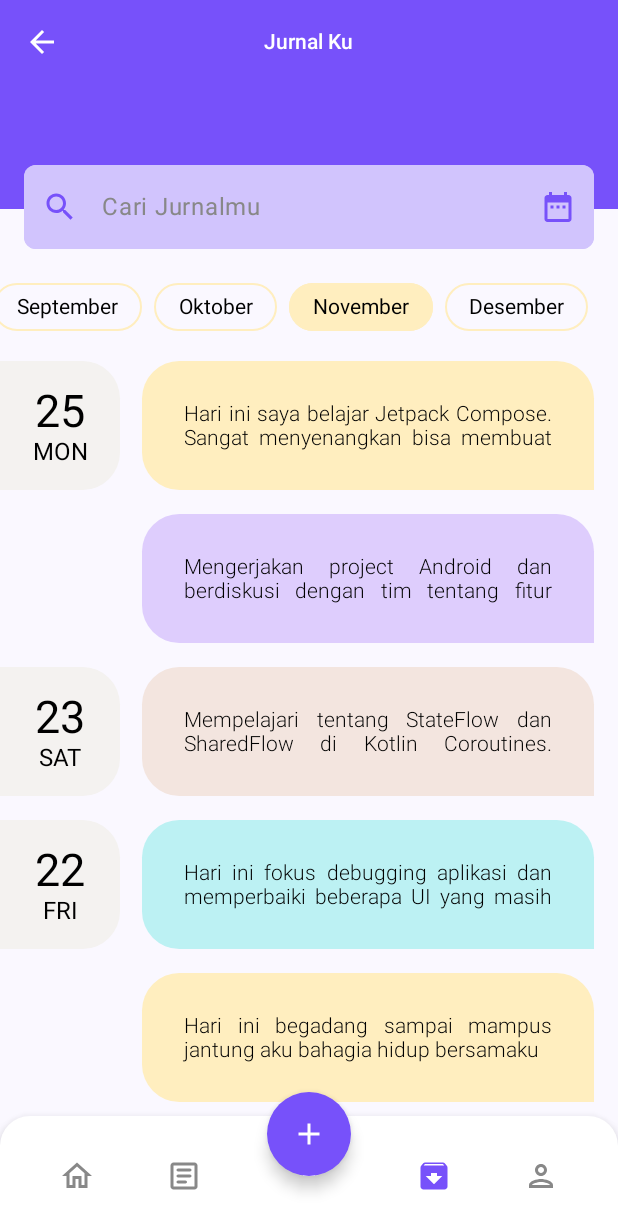
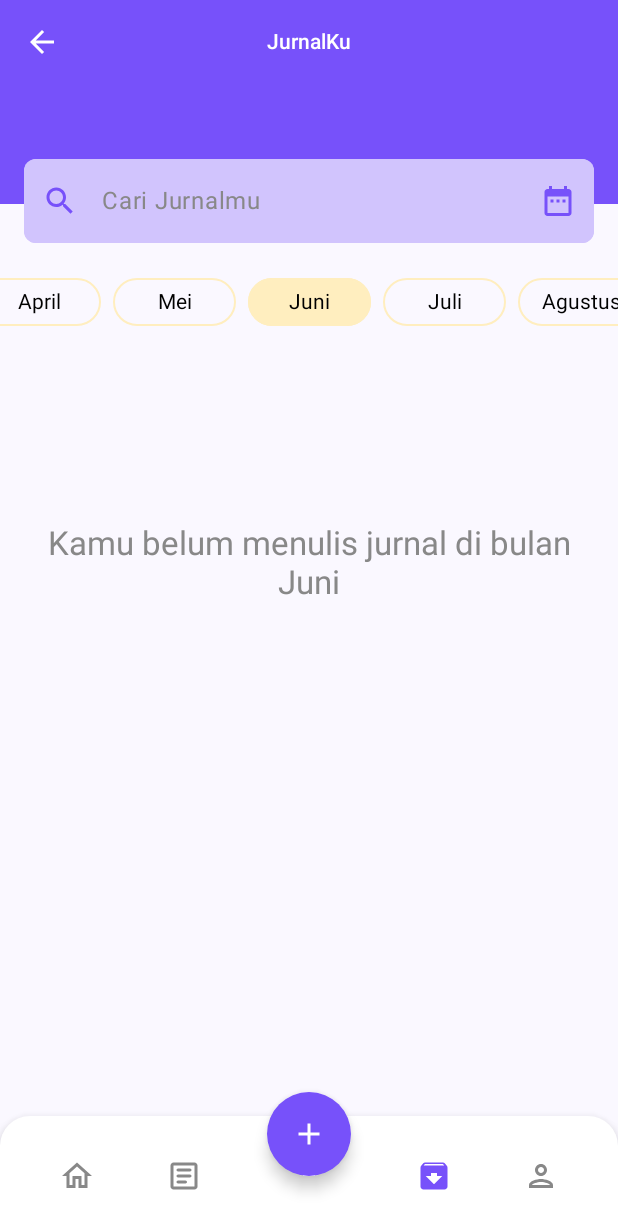
Before and after one commit to C242-PS169-Capstone/MD-Repository, an Android app built with Jetpack Compose: the ArchiveScreen screen opened through its navigation route, on a phone screen of 412 x 824 dp. Shown: the top 1231 px of the screen. Run offline under Robolectric (Android 15) with nearby library versions, the phone set to English and light mode, and no system bars; our stand-ins replace Firebase (no records; nobody signed in at launch, a user with empty details on screens opened directly); Roboto replaces fonts that are not available here.

Commit message:
adding adjustments and searchBar logic in page Archive

```diff
--- a/app/src/main/java/com/herehearteam/herehear/ui/screens/archive/ArchiveScreen.kt
+++ b/app/src/main/java/com/herehearteam/herehear/ui/screens/archive/ArchiveScreen.kt
@@ -5,7 +5,6 @@ import androidx.compose.foundation.background
 import androidx.compose.foundation.layout.Arrangement
 import androidx.compose.foundation.layout.Box
 import androidx.compose.foundation.layout.Column
-import androidx.compose.foundation.layout.PaddingValues
 import androidx.compose.foundation.layout.Row
 import androidx.compose.foundation.layout.Spacer
 import androidx.compose.foundation.layout.fillMaxHeight
@@ -34,7 +33,6 @@ import androidx.compose.ui.unit.sp
 import androidx.lifecycle.ViewModel
 import androidx.navigation.NavHostController
 import androidx.navigation.compose.rememberNavController
-import com.herehearteam.herehear.ui.components.BottomNavigationBar
 import com.herehearteam.herehear.ui.components.CustomSearchBar
 import com.herehearteam.herehear.ui.components.CustomTopAppBar
 import com.herehearteam.herehear.ui.components.DateBox
@@ -55,6 +53,19 @@ import kotlin.math.absoluteValue
 import androidx.compose.runtime.getValue
 import androidx.compose.runtime.setValue
 import androidx.compose.ui.text.style.TextAlign
+import androidx.compose.ui.viewinterop.AndroidView
+import androidx.compose.ui.window.Dialog
+import java.time.LocalDate
+import java.util.Calendar
+import android.widget.CalendarView
+import androidx.compose.foundation.clickable
+import androidx.compose.foundation.isSystemInDarkTheme
+import androidx.compose.foundation.layout.size
+import androidx.compose.foundation.layout.width
+import androidx.compose.foundation.layout.wrapContentSize
+import androidx.compose.material.icons.filled.Close
+import java.time.format.DateTimeFormatter
+import java.util.*
 
 @Composable
 fun MonthSelector(
@@ -95,8 +106,12 @@ fun MonthSelector(
                     Text(
                         text = month,
                         style = TextStyle(
-                            color = Color.Black,
-                            fontSize = 14.sp
+                            fontSize = 14.sp,
+                            color = if (isSystemInDarkTheme()) {
+                                Color.White // Warna putih untuk mode gelap
+                            } else {
+                                Color.Black // Warna hitam untuk mode terang
+                            }
                         )
                     )
                 }
@@ -112,32 +127,38 @@ object DummyJournals {
             id = "1",
             content = "Hari ini saya belajar Jetpack Compose. Sangat menyenangkan bisa membuat UI dengan mudah menggunakan Kotlin.",
             dateTime = LocalDateTime.now(),
+            question = "apa kegiatan yang paling kamu ingat di hari ini?"
         ),
         Journal(
             id = "2",
-            content = "Mengerjakan project Android dan berdiskusi dengan tim tentang fitur baru yang akan ditambahkan.",
+            content = "Menikmati Mie ayam sambil melihat pemandangan gunung ditemani gerimis yang membasahi wajah.",
             dateTime = LocalDateTime.now(),
+            question = "ingat-ingat kebelakang apa hal yang bisa kamu syukuri tapi terlewat oleh mu"
+
         ),
         Journal(
             id = "3",
             content = "Mempelajari tentang StateFlow dan SharedFlow di Kotlin Coroutines. Konsepnya cukup menarik!",
             dateTime = LocalDateTime.now().minusDays(2),
+            question = null
         ),
         Journal(
             id = "4",
             content = "Hari ini fokus debugging aplikasi dan memperbaiki beberapa UI yang masih belum sempurna.",
             dateTime = LocalDateTime.now().minusDays(3),
+            question = "Siapa yang paling memengaruhiku belakangan ini, dan bagaimana aku merasakannya?"
         ),
         Journal(
             id = "5",
             content = "Hari ini begadang sampai mampus jantung aku bahagia hidup bersamaku",
             dateTime = LocalDateTime.now().minusDays(3),
+            question = null
         )
     )
 }
 
 // JournalViewModel.kt
-class ArchiveViewModel : ViewModel() {
+class JournalViewModel : ViewModel() {
     private val _journals = MutableStateFlow<List<Journal>>(emptyList())
     val journals: StateFlow<List<Journal>> = _journals.asStateFlow()
 
@@ -152,28 +173,39 @@ class ArchiveViewModel : ViewModel() {
 }
 
 @Composable
-fun ListOfJournal(
+fun JournalArchiveContent(
     modifier: Modifier = Modifier,
     journals: List<Journal> = emptyList(),
-    selectedMonthIndex: Int
+    selectedMonth: Int,
+    onMonthSelected: (Int) -> Unit
 ) {
+    var showDatePicker by remember { mutableStateOf(false) }
+    var selectedDate by remember { mutableStateOf<LocalDate?>(null) }
+    var searchQuery by remember { mutableStateOf("") }
+
     val colors = listOf(Color(0xFFBCF1F3), Color(0xFFFFEEBF), Color(0xFFDECDFD), Color(0xFFF3E5DF))
     val months = listOf("Januari", "Februari", "Maret", "April", "Mei", "Juni",
         "Juli", "Agustus", "September", "Oktober", "November", "Desember")
 
-    val selectedMonth = months[selectedMonthIndex]
-
-    val filteredAndGroupedJournals = remember(journals, selectedMonthIndex) {
+    val filteredAndGroupedJournals = remember(journals, selectedMonth, selectedDate, searchQuery) {
         journals
             .filter { journal ->
                 val journalMonth = journal.dateTime.monthValue - 1
-                journalMonth == selectedMonthIndex
+                val journalDate = journal.dateTime.toLocalDate()
+                val matchesMonth = journalMonth == selectedMonth
+                val matchesDate = if (selectedDate != null) {
+                    journalDate == selectedDate
+                } else true
+                val matchesSearch = if (searchQuery.isNotBlank()) {
+                    journal.content.contains(searchQuery, ignoreCase = true)
+                } else true
+
+                matchesMonth && matchesDate && matchesSearch
             }
             .groupBy { journal ->
-                // Mengelompokkan berdasarkan tanggal (tanpa waktu)
                 journal.dateTime.toLocalDate()
             }
-            .toSortedMap(reverseOrder()) // Mengurutkan tanggal dari yang terbaru
+            .toSortedMap(reverseOrder())
     }
 
     val journalColors = remember(journals) {
@@ -182,28 +214,135 @@ fun ListOfJournal(
         }
     }
 
-    Box(modifier = modifier.fillMaxSize()){
-        if(filteredAndGroupedJournals.isEmpty()){
-            Column(
+    // Date Picker Dialog
+    if (showDatePicker) {
+        DatePickerDialog(
+            onDismissRequest = { showDatePicker = false },
+            onDateSelected = { date ->
+                selectedDate = date
+                // Update selected month to match selected date
+                onMonthSelected(date.monthValue - 1)
+                showDatePicker = false
+            }
+        )
+    }
+
+    LazyColumn(
+        modifier = modifier.fillMaxSize()
+    ) {
+        // Search Bar
+        item {
+            Box(
+                modifier = Modifier
+                    .fillMaxWidth()
+                    .background(ColorPrimary)
+                    .height(80.dp)
+            ) {
+                Column(modifier = Modifier
+                    .padding(horizontal = 16.dp)
+                    .offset(y = 50.dp)){
+                    CustomSearchBar(
+                        onValueChange = { newQuery ->
+                            searchQuery = newQuery
+                        },
+                        placeholder = "Cari Jurnalmu",
+                        iconColor = ColorPrimary,
+                        backgroundColor = Color(0xFFD1C4FD),
+                        trailingIcon = {
+                            Icon(
+                                imageVector = Icons.Default.DateRange,
+                                contentDescription = "Date Filter",
+                                modifier = Modifier.clickable {
+                                    showDatePicker = true
+                                }
+                            )
+                        }
+                    )
+                }
+            }
+        }
+
+        // Selected Date Chip (only shown when date is selected)
+        if (selectedDate != null) {
+            item {
+                Row(
+                    modifier = Modifier
+                        .fillMaxWidth()
+                        .padding(horizontal = 16.dp)
+                        .padding(top = 16.dp, bottom = 8.dp),
+                    horizontalArrangement = Arrangement.Center
+                ) {
+                    Surface(
+                        shape = RoundedCornerShape(30.dp),
+                        color = Color(0xFFBCF1F3),
+                        modifier = Modifier
+                            .padding(4.dp)
+                            .height(32.dp)
+                    ) {
+                        Row(
+                            verticalAlignment = Alignment.CenterVertically,
+                            modifier = Modifier.padding(horizontal = 12.dp, vertical = 6.dp)
+                        ) {
+                            Text(
+                                text = selectedDate?.format(
+                                    DateTimeFormatter.ofPattern("dd MMMM yyyy", Locale("id"))
+                                ) ?: "",
+                                color = ColorPrimary
+                            )
+                            Spacer(modifier = Modifier.width(4.dp))
+                            Icon(
+                                imageVector = Icons.Default.Close,
+                                contentDescription = "Clear date",
+                                tint = ColorPrimary,
+                                modifier = Modifier
+                                    .size(16.dp)
+                                    .clickable {
+                                        selectedDate = null
+                                    }
+                            )
+                        }
+                    }
+                }
+            }
+        }
+
+        if (selectedDate == null) {
+            // Month Selector
+            item {
+                MonthSelector(
+                    selectedMonth = selectedMonth,
+                    onMonthSelected = onMonthSelected
+                )
+            }
+        }
+
+        // Empty State
+        if (filteredAndGroupedJournals.isEmpty()) {
+            item {
+                Box(
                     modifier = Modifier
                         .fillMaxSize()
                         .padding(horizontal = 18.dp),
-                verticalArrangement = Arrangement.Center
-            ){
+                    contentAlignment = Alignment.Center
+
+                ) {
                     Text(
-                    text = "Kamu belum menulis jurnal di bulan $selectedMonth",
+                        modifier = Modifier.offset(y = 128.dp),
+                        text = when {
+                            searchQuery.isNotBlank() -> "Tidak ada jurnal yang cocok dengan pencarian"
+                            selectedDate != null -> "Tidak ada jurnal pada tanggal ini"
+                            else -> "Kamu belum menulis jurnal di bulan ${months[selectedMonth]}"
+                        },
                         style = TextStyle(
                             color = Color.Gray,
-                        fontSize = 20.sp
+                            fontSize = 22.sp
                         ),
                         textAlign = TextAlign.Center
                     )
                 }
+            }
         } else {
-            LazyColumn(
-                modifier = modifier.fillMaxSize(),
-                contentPadding = PaddingValues(vertical = 8.dp)
-            ) {
+            // Journal Items
             filteredAndGroupedJournals.forEach { (date, journalsForDate) ->
                 items(
                     items = journalsForDate,
@@ -240,6 +379,38 @@ fun ListOfJournal(
         }
     }
 }
+
+@Composable
+fun DatePickerDialog(
+    onDismissRequest: () -> Unit,
+    onDateSelected: (LocalDate) -> Unit
+) {
+    Dialog(onDismissRequest = onDismissRequest) {
+        Surface(
+            shape = RoundedCornerShape(16.dp),
+            color = Color.White
+        ) {
+            Column(
+                modifier = Modifier.padding(16.dp),
+                horizontalAlignment = Alignment.CenterHorizontally
+            ) {
+                val calendar = Calendar.getInstance()
+                AndroidView(
+                    factory = { context ->
+                        CalendarView(context).apply {
+                            dateTextAppearance = android.R.style.TextAppearance_Medium
+                            setOnDateChangeListener { _, year, month, dayOfMonth ->
+                                onDateSelected(
+                                    LocalDate.of(year, month + 1, dayOfMonth)
+                                )
+                            }
+                        }
+                    },
+                    modifier = Modifier.wrapContentSize()
+                )
+            }
+        }
+    }
 }
 
 // Data class untuk journal
@@ -247,73 +418,43 @@ data class Journal(
     val id: String,
     val content: String,
     val dateTime: LocalDateTime,
+    val question: String?,
 )
 
 @Composable
-fun ArchiveScreen(navController: NavHostController, viewModel: ArchiveViewModel = viewModel())
-{
+fun ArchiveScreen(navController: NavHostController, viewModel: JournalViewModel = viewModel()) {
     val journals = viewModel.journals.collectAsState().value
-    var selectedMonth by remember { mutableStateOf(10) }
+    var selectedMonth by remember { mutableStateOf(5) }
+    //LocalDateTime.now().monthValue - 1
 
     Scaffold(
         topBar = {
-            Box(
-                modifier = Modifier
-                    .background(color = ColorPrimary)
-                    .height(139.dp)
-
-            ){Column(
-                modifier = Modifier
-                    .padding(horizontal = 16.dp)
-            ){
+            Box(modifier = Modifier
+                .background(ColorPrimary)){
+                Column(modifier = Modifier
+                    .padding(horizontal = 16.dp)){
                     CustomTopAppBar(
-                    pageTitle = "Jurnal Ku",
+                        pageTitle = "JurnalKu",
                         backgroundColor = ColorPrimary,
                         contentColor = Color.White,
                         icon = Icons.Default.ArrowBack
                     )
-
-                Spacer(modifier = Modifier.height(20.dp))
-
+                }
+            }
+        }
+    ) { innerPadding ->
         Box(
             modifier = Modifier
-                        .offset(y = 34.dp)
-                ){
-                    CustomSearchBar(
-                        onValueChange = {},
-                        placeholder = "Cari Jurnalmu",
-                        iconColor = ColorPrimary,
-                        backgroundColor = Color(0xFFD1C4FD),
-                        trailingIcon = {
-                            Icon(imageVector = Icons.Default.DateRange, contentDescription = "Date Filter")
+                .fillMaxSize()
+                .padding(top = innerPadding.calculateTopPadding())
+        ) {
+            JournalArchiveContent(
+                journals = journals,
+                selectedMonth = selectedMonth,
+                onMonthSelected = { index ->
+                    selectedMonth = index
                 }
             )
-                }
-
-            }
-            }
-        },
-//        bottomBar = {
-//            BottomNavigationBar(navController = navController)
-//        }
-    ){ innerPadding ->
-        Box(modifier = Modifier.padding(innerPadding)){
-            Column{
-                MonthSelector(
-                    selectedMonth = selectedMonth,
-                    onMonthSelected = { index ->
-                        selectedMonth = index  // Update state saat bulan dipilih
-                    }
-                )
-                Box{
-                    ListOfJournal(
-                        journals = journals,
-                        selectedMonthIndex = selectedMonth,
-                        modifier = Modifier.fillMaxSize()
-                    )
-                }
-
-            }
         }
     }
 }
```
Lines whose indentation alone changed are shown as unchanged.
